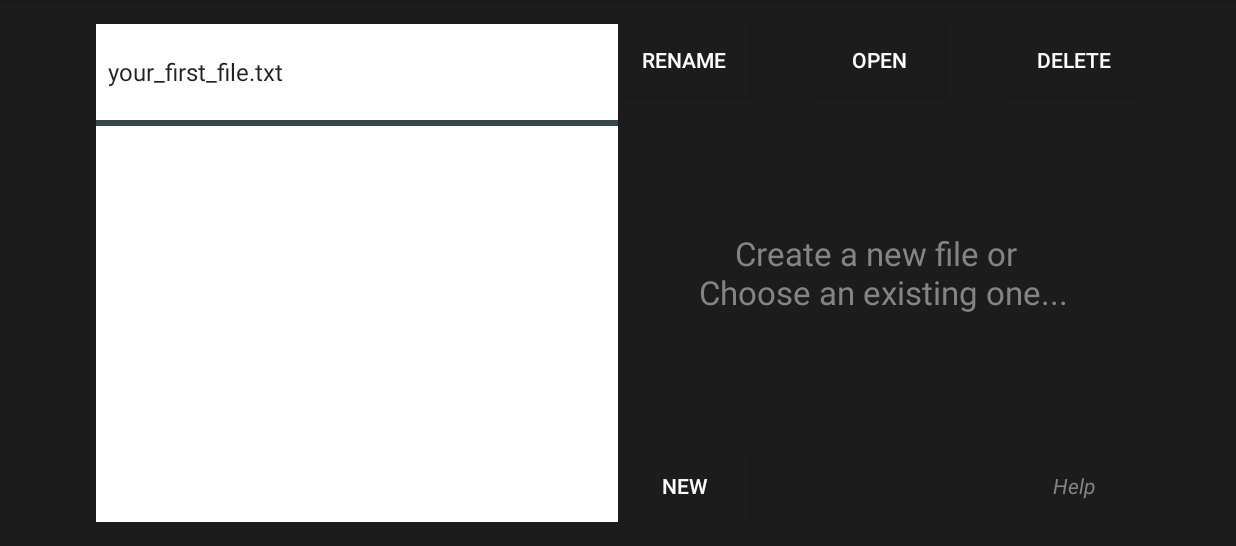
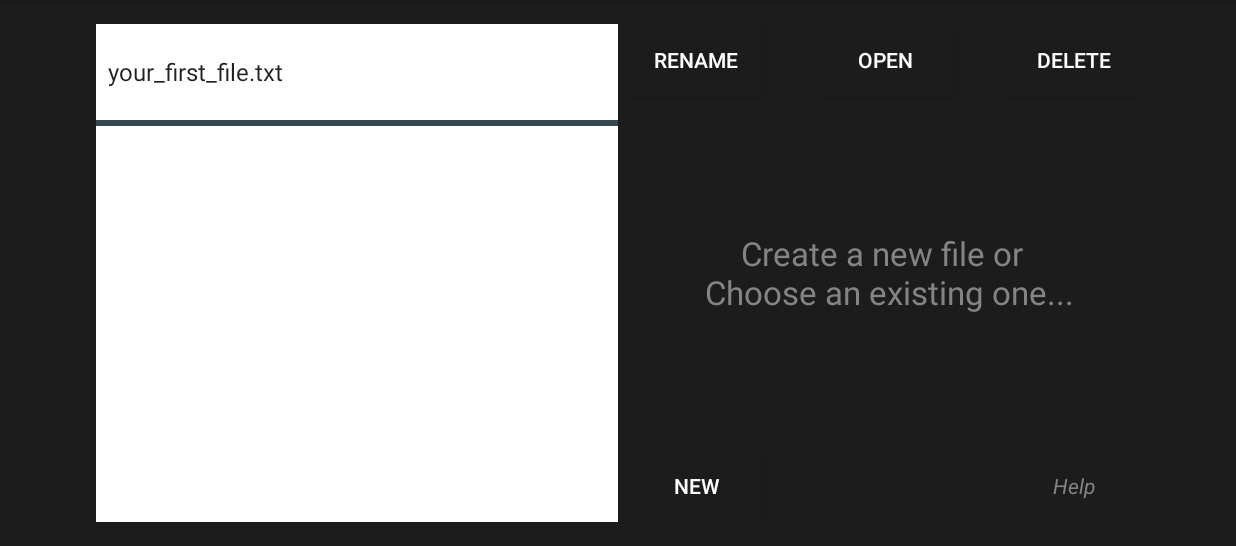
Before and after one commit to khoaltn/TexMob, an Android app: the screen it shows after launch (Home), on a phone screen of 824 x 412 dp (held sideways), the part 72-618 px from its top. Run offline under Robolectric (Android 15) with nearby library versions, the phone set to English and light mode, and no system bars.

```diff
--- a/app/src/main/AndroidManifest.xml
+++ b/app/src/main/AndroidManifest.xml
@@ -6,6 +6,7 @@
     <uses-permission android:name="android.permission.INTERNET" />
     <uses-permission android:name="android.permission.ACCESS_NETWORK_STATE" />
     <uses-permission android:name="android.permission.ACCESS_WIFI_STATE" />
+
 
     <application
         android:allowBackup="true"
--- a/app/src/main/java/com/ebookfrenzy/finalproject/Home.java
+++ b/app/src/main/java/com/ebookfrenzy/finalproject/Home.java
@@ -27,7 +27,7 @@ public class Home extends ActionBarActivity {
     private ArrayList<String> myFiles = new ArrayList<>();
     private ArrayAdapter<String> adapter;
 
-    public static File directory;
+    public static File master, directory;
 
     public final static String EXTRA_MESSAGE = "com.ebookfrenzy.finalproject.MESSAGE";
 
@@ -44,14 +44,19 @@ public class Home extends ActionBarActivity {
         // On emulator, the external storage does not really work, so for now we stick with the internal storage.
 
         /*if (isExternalStorageReadable() && isExternalStorageWritable()) {
-            directory = new File(Environment.getExternalStoragePublicDirectory(Environment.DIRECTORY_DOCUMENTS).getAbsolutePath(), "TexMob");
+            master = new File(Environment.getExternalStoragePublicDirectory(Environment.DIRECTORY_DOCUMENTS).getAbsolutePath(), "TexMob");
         }
         else*/ {
-            directory = new File(getApplicationContext().getFilesDir().getAbsolutePath(), "TexMob");
+            master = new File(getApplicationContext().getFilesDir().getAbsolutePath(), "TexMob");
         }
+        master.mkdirs();
+
+        // Create a folder for code files
+        directory = new File(master.getAbsolutePath(), "Code");
         directory.mkdirs();
 
         if (directory.isDirectory()) {
+            // Check for the files
             File[] contents = directory.listFiles();
             if (contents.length == 0) {
                 currentFile = new File(directory.getAbsolutePath(), "your_first_file.txt");
--- a/app/src/main/res/layout/activity_edit.xml
+++ b/app/src/main/res/layout/activity_edit.xml
@@ -68,7 +68,8 @@
             android:layout_gravity="center_vertical"
             android:background="#1C1C1C"
             android:textColor="#FFFFFF"
-            android:clickable="true" />
+            android:clickable="true"
+            android:onClick="exportImage" />
 
         <Button
             android:layout_width="0dp"
--- a/app/src/main/res/layout/activity_home.xml
+++ b/app/src/main/res/layout/activity_home.xml
@@ -28,7 +28,8 @@
             android:layout_width="0dp"
             android:layout_height="match_parent"
             android:layout_weight="1"
-            android:layout_gravity="right">
+            android:layout_gravity="right"
+            android:paddingLeft="@dimen/abc_action_bar_default_padding_material">
 
             <Button
                 android:layout_width="wrap_content"
```
Also changed, not shown: app/src/main/java/com/ebookfrenzy/finalproject/Edit.java (+17 -4 lines), 1 other file.
